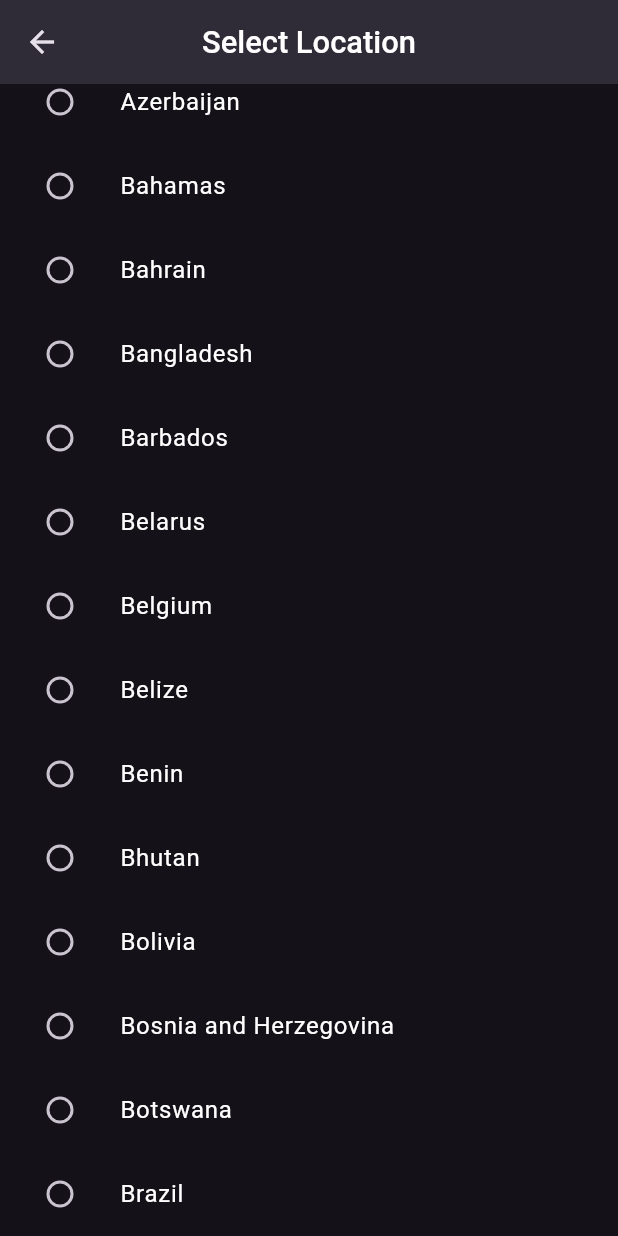
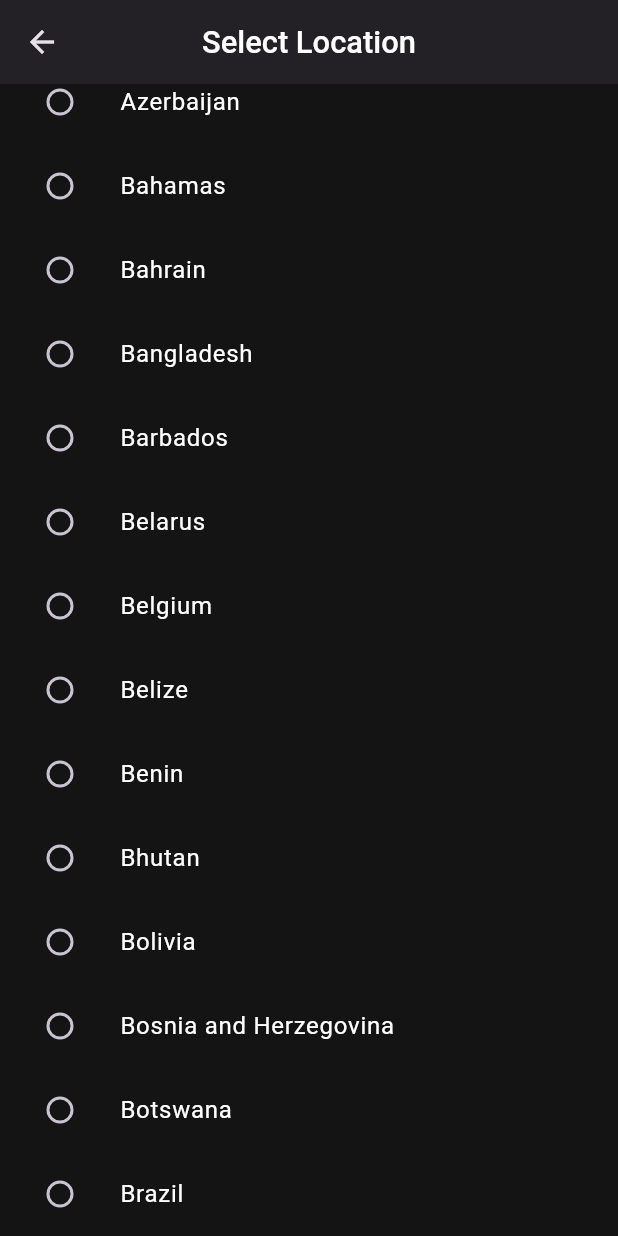
Before and after one commit to L-Ham/Cross, a Flutter app: the LocationCustomization screen opened directly with empty values, scrolled down 576 dp, on a phone screen of 412 x 824 dp. Run offline on Flutter 3.47's test engine with Material 3 defaults, Android fonts, the phone set to English and light mode, and no system bars; our stand-ins replace font_awesome_flutter.

Commit message:
final adjustments for phase 2

```diff
--- a/lib/screens/location_customization.dart
+++ b/lib/screens/location_customization.dart
@@ -26,6 +26,7 @@ class _LocationCustomizationState extends State<LocationCustomization> {
   Widget build(BuildContext context) {
     return Scaffold(
       appBar: AppBar(
+        backgroundColor: kBackgroundColor,
         centerTitle: true,
         title: Text(
           'Select Location',
@@ -33,6 +34,7 @@ class _LocationCustomizationState extends State<LocationCustomization> {
               fontSize: ScreenSizeHandler.bigger * kAppBarTitleFontSizeRatio),
         ),
       ),
+      backgroundColor: kBackgroundColor,
       body: SingleChildScrollView(
         child: Column(
           children: [
--- a/lib/screens/update_email_address_screen.dart
+++ b/lib/screens/update_email_address_screen.dart
@@ -102,7 +102,7 @@ class _UpdateEmailAddressScreenState extends State<UpdateEmailAddressScreen> {
                         child: CredentialsTextField(
                           key: const Key('update_email_address_email_text_field'),
                           controller: emailController,
-                          isObscure: isPasswordObscure,
+                          isObscure: false,
                           text: 'New email address',
                           suffixIcon: isEmailFocused
                               ? IconButton(
```
Also changed, not shown: lib/screens/home_page_seach_screen.dart (+5 -3 lines).
